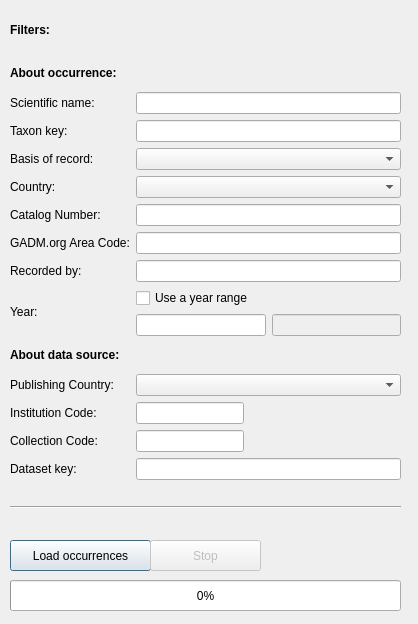
Before: the Qt Designer form qgis_occurrences_dialog_base.ui in BelgianBiodiversityPlatform/qgis-gbif-api, drawn with Qt 5.
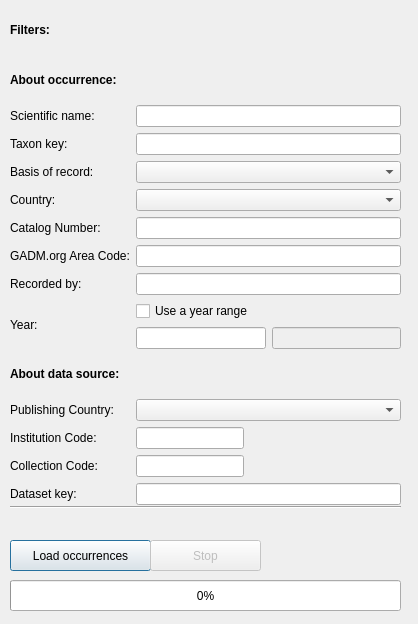
After: the same form once the commit is applied.

Commit message: modify ui object name

```diff
--- a/qgis_occurrences_dialog_base.ui
+++ b/qgis_occurrences_dialog_base.ui
@@ -103,7 +103,7 @@
      <x>10</x>
      <y>60</y>
      <width>391</width>
-     <height>420</height>
+     <height>445</height>
     </rect>
    </property>
    <layout class="QGridLayout" name="gridLayout">
```
Left out of the diff: 32 changed lines with no effect on the pictures.
